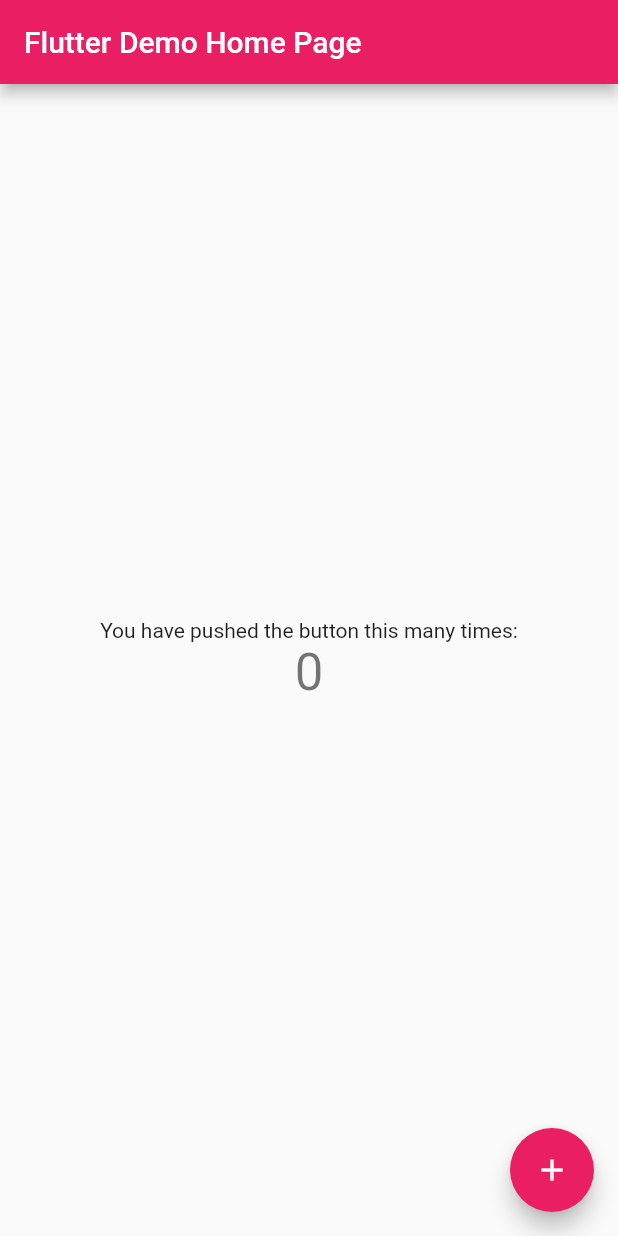
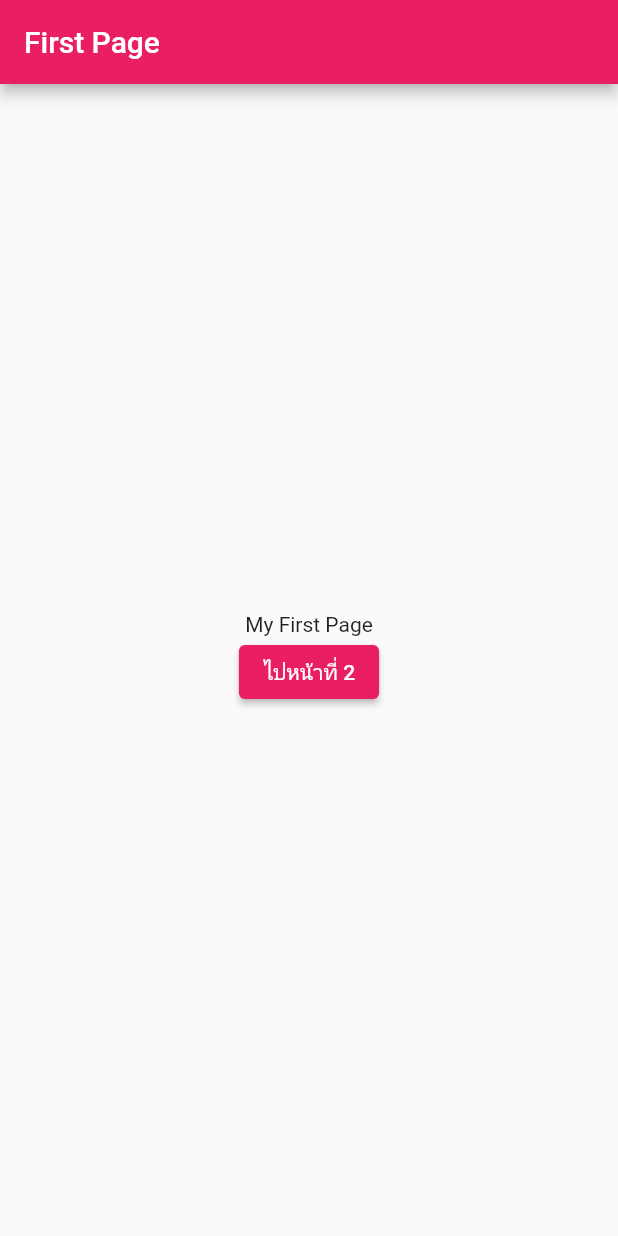
Before and after one commit to Kanyarat68/3Navigation_110, a Flutter app: the screen it shows after launch, on a phone screen of 412 x 824 dp. Run offline on Flutter 3.47's test engine with Material 2 defaults, Android fonts, the phone set to English and light mode, and no system bars.

Commit message:
first commit

```diff
--- a/lib/main.dart
+++ b/lib/main.dart
@@ -1,4 +1,6 @@
 import 'package:flutter/material.dart';
+
+import 'pages/firstpage.dart';
 
 void main() {
   runApp(const MyApp());
@@ -13,103 +15,9 @@ class MyApp extends StatelessWidget {
     return MaterialApp(
       title: 'Flutter Demo',
       theme: ThemeData(
-        // This is the theme of your application.
-        //
-        // Try running your application with "flutter run". You'll see the
-        // application has a blue toolbar. Then, without quitting the app, try
-        // changing the primarySwatch below to Colors.green and then invoke
-        // "hot reload" (press "r" in the console where you ran "flutter run",
-        // or simply save your changes to "hot reload" in a Flutter IDE).
-        // Notice that the counter didn't reset back to zero; the application
-        // is not restarted.
         primarySwatch: Colors.pink,
       ),
-      home: const MyHomePage(title: 'Flutter Demo Home Page'),
+      home: const FirstPage(),
     );
   }
 }
-
-class MyHomePage extends StatefulWidget {
-  const MyHomePage({Key? key, required this.title}) : super(key: key);
-
-  // This widget is the home page of your application. It is stateful, meaning
-  // that it has a State object (defined below) that contains fields that affect
-  // how it looks.
-
-  // This class is the configuration for the state. It holds the values (in this
-  // case the title) provided by the parent (in this case the App widget) and
-  // used by the build method of the State. Fields in a Widget subclass are
-  // always marked "final".
-
-  final String title;
-
-  @override
-  State<MyHomePage> createState() => _MyHomePageState();
-}
-
-class _MyHomePageState extends State<MyHomePage> {
-  int _counter = 0;
-
-  void _incrementCounter() {
-    setState(() {
-      // This call to setState tells the Flutter framework that something has
-      // changed in this State, which causes it to rerun the build method below
-      // so that the display can reflect the updated values. If we changed
-      // _counter without calling setState(), then the build method would not be
-      // called again, and so nothing would appear to happen.
-      _counter++;
-    });
-  }
-
-  @override
-  Widget build(BuildContext context) {
-    // This method is rerun every time setState is called, for instance as done
-    // by the _incrementCounter method above.
-    //
-    // The Flutter framework has been optimized to make rerunning build methods
-    // fast, so that you can just rebuild anything that needs updating rather
-    // than having to individually change instances of widgets.
-    return Scaffold(
-      appBar: AppBar(
-        // Here we take the value from the MyHomePage object that was created by
-        // the App.build method, and use it to set our appbar title.
-        title: Text(widget.title),
-      ),
-      body: Center(
-        // Center is a layout widget. It takes a single child and positions it
-        // in the middle of the parent.
-        child: Column(
-          // Column is also a layout widget. It takes a list of children and
-          // arranges them vertically. By default, it sizes itself to fit its
-          // children horizontally, and tries to be as tall as its parent.
-          //
-          // Invoke "debug painting" (press "p" in the console, choose the
-          // "Toggle Debug Paint" action from the Flutter Inspector in Android
-          // Studio, or the "Toggle Debug Paint" command in Visual Studio Code)
-          // to see the wireframe for each widget.
-          //
-          // Column has various properties to control how it sizes itself and
-          // how it positions its children. Here we use mainAxisAlignment to
-          // center the children vertically; the main axis here is the vertical
-          // axis because Columns are vertical (the cross axis would be
-          // horizontal).
-          mainAxisAlignment: MainAxisAlignment.center,
-          children: <Widget>[
-            const Text(
-              'You have pushed the button this many times:',
-            ),
-            Text(
-              '$_counter',
-              style: Theme.of(context).textTheme.headline4,
-            ),
-          ],
-        ),
-      ),
-      floatingActionButton: FloatingActionButton(
-        onPressed: _incrementCounter,
-        tooltip: 'Increment',
-        child: const Icon(Icons.add),
-      ), // This trailing comma makes auto-formatting nicer for build methods.
-    );
-  }
-}
--- /dev/null
+++ b/lib/pages/firstpage.dart
@@ -0,0 +1,39 @@
+import 'package:flutter/material.dart';
+
+import 'secondpage.dart';
+
+class FirstPage extends StatefulWidget {
+  const FirstPage({ Key? key }) : super(key: key);
+
+  @override
+  State<FirstPage> createState() => _FirstPageState();
+}
+
+class _FirstPageState extends State<FirstPage> {
+  @override
+  Widget build(BuildContext context) {
+    return Scaffold(
+      appBar: AppBar(
+        title: const Text('First Page'),
+      ),
+      body: Center(
+        child: Column(
+          mainAxisAlignment: MainAxisAlignment.center,
+          children: [
+            const Text('My First Page'),
+            ElevatedButton(
+              onPressed: () {
+                print('This is first page');
+                var route = MaterialPageRoute(
+                  builder:(context) => SecondPage(),
+                );
+                Navigator.push(context, route);
+              },
+              child: Text('ไปหน้าที่ 2'),
+            )
+          ],
+        ),
+      ),
+    );
+  }
+}
```
Also changed, not shown: lib/pages/secondpage.dart (added, +47 -0 lines), lib/pages/thirdpage.dart (added, +37 -0 lines).
